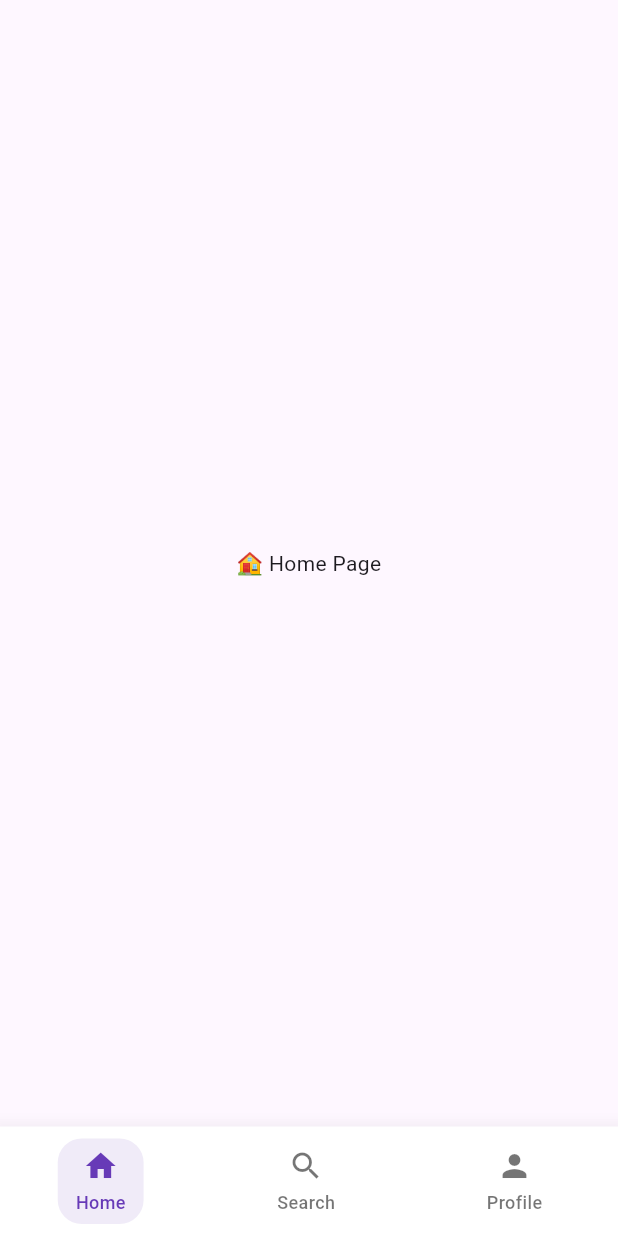
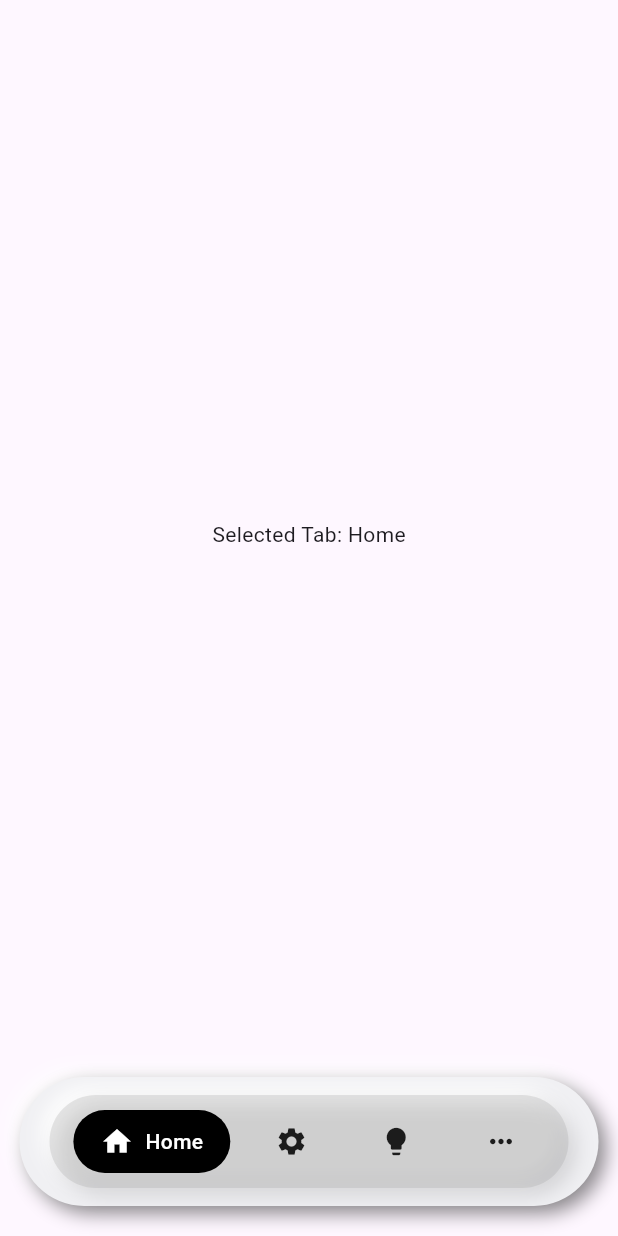
Before and after one commit to Dynamic2611/dynamic_nav_bar, a Flutter app: the screen it shows after launch, on a phone screen of 412 x 824 dp. Run offline on Flutter 3.47's test engine with Material 3 defaults, Android fonts, the phone set to English and light mode, and no system bars.

Commit message:
chore: release version 0.0.2 with new styles and fixes

```diff
--- a/example/lib/main.dart
+++ b/example/lib/main.dart
@@ -1,26 +1,21 @@
 import 'package:flutter/material.dart';
-import 'package:dynamic_nav_bar/dynamic_nav_bar.dart'; // ✅ required import
+import 'package:dynamic_nav_bar/dynamic_nav_bar.dart'; // Import your custom widget style here
 
-void main() {
-  runApp(const MyApp());
-}
+void main() => runApp(const MyApp());
 
 class MyApp extends StatelessWidget {
   const MyApp({super.key});
-
   @override
   Widget build(BuildContext context) {
     return MaterialApp(
-      title: 'Dynamic NavBar Demo',
       home: const MyHomePage(),
-      debugShowCheckedModeBanner: false,
+      theme: ThemeData(useMaterial3: true),
     );
   }
 }
 
 class MyHomePage extends StatefulWidget {
   const MyHomePage({super.key});
-
   @override
   State<MyHomePage> createState() => _MyHomePageState();
 }
@@ -28,32 +23,44 @@ class MyHomePage extends StatefulWidget {
 class _MyHomePageState extends State<MyHomePage> {
   int _selectedIndex = 0;
 
-  final List<Widget> _pages = [
-    const Center(child: Text("🏠 Home Page")),
-    const Center(child: Text("🔍 Search Page")),
-    const Center(child: Text("👤 Profile Page")),
+  final List<NavBarItem> items = [
+    NavBarItem(
+      icon: Icons.home,
+      label: "Home",
+      onPressed: () => print("Home pressed"),
+    ),
+    NavBarItem(
+      icon: Icons.settings,
+      label: "Settings",
+      onPressed: () => print("Settings pressed"),
+    ),
+    NavBarItem(
+      icon: Icons.lightbulb,
+      label: "Tax Genius",
+      onPressed: () => print("Tax Genius"),
+    ),
+    NavBarItem(
+      icon: Icons.more_horiz,
+      label: "More",
+      onPressed: () => print("More"),
+    ),
   ];
-
-  void _onTabTapped(int index) {
-    setState(() {
-      _selectedIndex = index;
-    });
-  }
 
   @override
   Widget build(BuildContext context) {
     return Scaffold(
-      body: _pages[_selectedIndex],
-      bottomNavigationBar: CustomBottomNavBar(
-        items: [
-          NavBarItem(text: "Home", icon: Icons.home, onTap: () => _onTabTapped(0)),
-          NavBarItem(text: "Search", icon: Icons.search, onTap: () => _onTabTapped(1)),
-          NavBarItem(text: "Profile", icon: Icons.person, onTap: () => _onTabTapped(2)),
-        ],
-        selectedItemColor: Colors.deepPurple,
-        unselectedItemColor: Colors.black54,
-        backgroundColor: Colors.white,
-        elevation: 12,
+      body: Center(
+        child: Text('Selected Tab: ${items[_selectedIndex].label}'),
+      ),
+      bottomNavigationBar: Padding(
+        padding: const EdgeInsets.only(bottom: 15.0, left: 8, right: 8),
+        child: CustomBottomNavBar(
+          navBarWidget: NeumorphicNavBar(  /// Different type like => NeumorphicNavBar, CenterFloatingNavBar ,GlassBlurNavBar, RoundedSegmentNavBar
+            items: items,
+            selectedIndex: _selectedIndex,
+            onTap: (index) => setState(() => _selectedIndex = index),
+          ),
+        ),
       ),
     );
   }
--- a/lib/dynamic_nav_bar.dart
+++ b/lib/dynamic_nav_bar.dart
@@ -2,3 +2,7 @@ library dynamic_nav_bar;
 
 export 'src/nav_bar_item.dart';
 export 'src/nav_bar_widget.dart';
+export 'src/center_floating.dart';
+export 'src/customBottomNavBar.dart';
+export 'src/neumorphic.dart';
+export 'src/rounded_segment.dart';
--- a/lib/src/nav_bar_item.dart
+++ b/lib/src/nav_bar_item.dart
@@ -1,14 +1,13 @@
-// lib/nav_bar_item.dart
-import 'package:flutter/widgets.dart';
+import 'package:flutter/material.dart';
 
 class NavBarItem {
   final IconData icon;
-  final String text;
-  final VoidCallback onTap;
+  final String label;
+  final VoidCallback onPressed; // Optional operation when tapped
 
   NavBarItem({
     required this.icon,
-    required this.text,
-    required this.onTap,
+    required this.label,
+    required this.onPressed,
   });
 }
--- a/lib/src/nav_bar_widget.dart
+++ b/lib/src/nav_bar_widget.dart
@@ -1,100 +1,16 @@
+// lib/src/nav_bar_widget.dart
 import 'package:flutter/material.dart';
-import 'nav_bar_item.dart';
 
-class CustomBottomNavBar extends StatefulWidget {
-  final List<NavBarItem> items;
-  final Color backgroundColor;
-  final Color selectedItemColor;
-  final Color unselectedItemColor;
-  final int initialIndex;
-  final double iconSize;
-  final double elevation;
-  final bool showLabels;
+class CustomBottomNavBar extends StatelessWidget {
+  final Widget navBarWidget; // 👈 change this from `Type` to `Widget`
 
   const CustomBottomNavBar({
-    Key? key,
-    required this.items,
-    this.backgroundColor = Colors.white,
-    this.selectedItemColor = Colors.blueAccent,
-    this.unselectedItemColor = Colors.grey,
-    this.initialIndex = 0,
-    this.iconSize = 24,
-    this.elevation = 8,
-    this.showLabels = true,
-  }) : super(key: key);
-
-  @override
-  State<CustomBottomNavBar> createState() => _CustomBottomNavBarState();
-}
-
-class _CustomBottomNavBarState extends State<CustomBottomNavBar> {
-  late int _selectedIndex;
-
-  @override
-  void initState() {
-    super.initState();
-    _selectedIndex = widget.initialIndex;
-  }
-
-  void _onItemTapped(int index) {
-    if (_selectedIndex != index) {
-      setState(() {
-        _selectedIndex = index;
-      });
-      widget.items[index].onTap();
-    }
-  }
+    super.key,
+    required this.navBarWidget,
+  });
 
   @override
   Widget build(BuildContext context) {
-    return Material(
-      elevation: widget.elevation,
-      color: widget.backgroundColor,
-      child: SafeArea(
-        child: Container(
-          padding: const EdgeInsets.symmetric(vertical: 8),
-          child: Row(
-            mainAxisAlignment: MainAxisAlignment.spaceAround,
-            children: List.generate(widget.items.length, (index) {
-              final item = widget.items[index];
-              final isSelected = _selectedIndex == index;
-
-              return GestureDetector(
-                onTap: () => _onItemTapped(index),
-                child: AnimatedContainer(
-                  duration: const Duration(milliseconds: 250),
-                  padding: const EdgeInsets.symmetric(horizontal: 12, vertical: 6),
-                  decoration: BoxDecoration(
-                    color: isSelected ? widget.selectedItemColor.withOpacity(0.1) : Colors.transparent,
-                    borderRadius: BorderRadius.circular(16),
-                  ),
-                  child: Column(
-                    mainAxisSize: MainAxisSize.min,
-                    children: [
-                      Icon(
-                        item.icon,
-                        color: isSelected ? widget.selectedItemColor : widget.unselectedItemColor,
-                        size: widget.iconSize,
-                      ),
-                      if (widget.showLabels)
-                        const SizedBox(height: 4),
-                      if (widget.showLabels)
-                        Text(
-                          item.text,
-                          style: TextStyle(
-                            fontSize: 12,
-                            fontWeight: FontWeight.w500,
-                            color: isSelected ? widget.selectedItemColor : widget.unselectedItemColor,
-                          ),
-                        ),
-                    ],
-                  ),
-                ),
-              );
-            }),
-          ),
-        ),
-      ),
-    );
+    return navBarWidget;
   }
 }
--- /dev/null
+++ b/lib/src/neumorphic.dart
@@ -0,0 +1,108 @@
+// lib/src/styles/style1_widget.dart
+import 'package:flutter/material.dart';
+import '../dynamic_nav_bar.dart';
+
+class NeumorphicNavBar extends StatelessWidget {
+  final List<NavBarItem> items;
+  final int selectedIndex;
+  final ValueChanged<int> onTap;
+  final Color selectedItemColor;
+  final Color unselectedItemColor;
+  final Color backgroundColor;
+
+  const NeumorphicNavBar({
+    super.key,
+    required this.items,
+    required this.selectedIndex,
+    required this.onTap,
+    this.unselectedItemColor = Colors.black87,
+    this.selectedItemColor = Colors.black,
+    this.backgroundColor = Colors.grey,
+  });
+
+  @override
+  Widget build(BuildContext context) {
+    return Container(
+      margin: const EdgeInsets.symmetric(horizontal: 5, vertical: 5),
+      decoration: BoxDecoration(
+        color: const Color(0xFFF0F0F3),
+        borderRadius: BorderRadius.circular(50),
+        boxShadow: const [
+          BoxShadow(
+            color: Colors.white,
+            offset: Offset(-5, -5),
+            blurRadius: 10,
+          ),
+          BoxShadow(
+            color: Colors.black45,
+            offset: Offset(5, 5),
+            blurRadius: 10,
+          ),
+        ],
+      ),
+      child: Container(
+        margin: const EdgeInsets.symmetric(horizontal: 20, vertical: 12),
+        padding: const EdgeInsets.symmetric(horizontal: 10, vertical: 10),
+        decoration: BoxDecoration(
+          color: backgroundColor.withOpacity(0.25),
+          borderRadius: BorderRadius.circular(50),
+          boxShadow: const [
+            BoxShadow(
+              color: Colors.white,
+              offset: Offset(-5, -5),
+              blurRadius: 10,
+            ),
+            BoxShadow(
+              color: Colors.black12,
+              offset: Offset(5, 5),
+              blurRadius: 10,
+            ),
+          ],
+        ),
+        child: Row(
+          mainAxisAlignment: MainAxisAlignment.spaceAround,
+          children: List.generate(items.length, (index) {
+            final item = items[index];
+            final isSelected = index == selectedIndex;
+
+            return GestureDetector(
+              onTap:() {
+                onTap(index); // still trigger external callback
+                item.onPressed(); // trigger specific item's function
+              },
+              child: AnimatedContainer(
+                duration: const Duration(milliseconds: 300),
+                curve: Curves.easeInOut,
+                padding: const EdgeInsets.symmetric(horizontal: 18, vertical: 10),
+                decoration: BoxDecoration(
+                  color: isSelected ? selectedItemColor : Colors.transparent,
+                  borderRadius: BorderRadius.circular(30),
+                ),
+                child: Row(
+                  children: [
+                    Icon(
+                      item.icon,
+                      color: isSelected ? Colors.white : unselectedItemColor,
+                      size: 22,
+                    ),
+                    if (isSelected)
+                      Padding(
+                        padding: const EdgeInsets.only(left: 8),
+                        child: Text(
+                          item.label,
+                          style: const TextStyle(
+                            color: Colors.white,
+                            fontWeight: FontWeight.w500,
+                          ),
+                        ),
+                      ),
+                  ],
+                ),
+              ),
+            );
+          }),
+        ),
+      ),
+    );
+  }
+}
--- a/pubspec.yaml
+++ b/pubspec.yaml
@@ -1,6 +1,6 @@
 name: dynamic_nav_bar
 description: A customizable bottom navigation bar widget for Flutter.
-version: 0.0.1
+version: 0.0.2
 homepage: https://github.com/Dynamic2611/dynamic_nav_bar  # optional
 repository: https://github.com/Dynamic2611/dynamic_nav_bar
 issue_tracker: https://github.com/Dynamic2611/dynamic_nav_bar/issues
```
Also changed, not shown: lib/src/center_floating.dart (added, +139 -0 lines), lib/src/customBottomNavBar.dart (added, +104 -0 lines), lib/src/rounded_segment.dart (added, +61 -0 lines), example/pubspec.lock, 1 other file.
